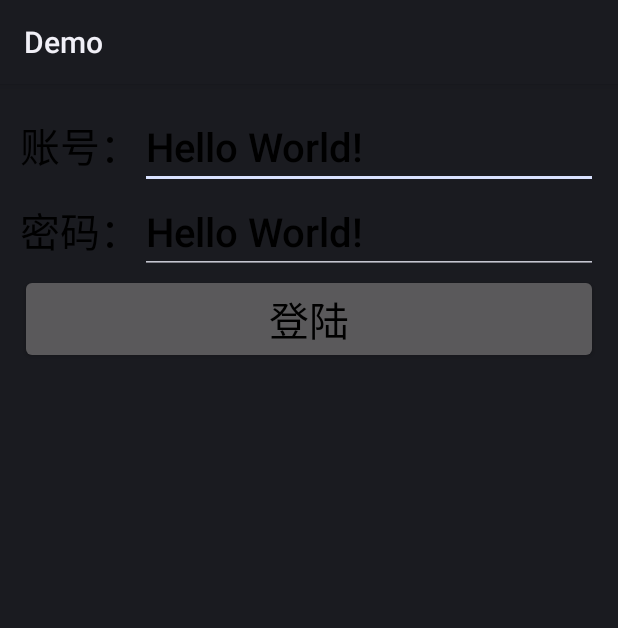
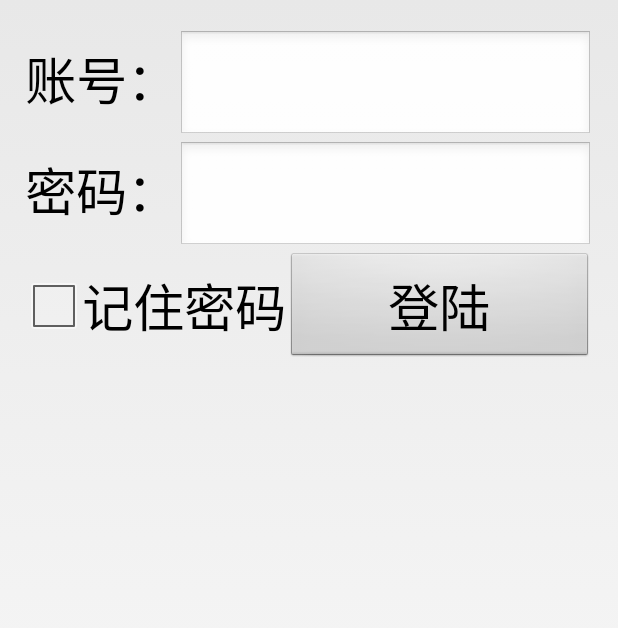
Before and after one commit to kinghuangsheng/AndroidProductDemo, an Android app: the screen it shows after launch (LoginActivity), on a phone screen of 412 x 824 dp. Shown: the top 628 px of the screen. Run offline under Robolectric (Android 15) with nearby library versions, the phone set to English and light mode, and no system bars; our stand-ins replace ButterKnife, Dagger/Hilt's generated code; libraries missing offline, so code that uses them is left out: org.greenrobot.greendao, retrofit2.adapter.rxjava; 3 statements that could not run were skipped.

Commit message:
开放适配代码

```diff
--- a/app/src/main/AndroidManifest.xml
+++ b/app/src/main/AndroidManifest.xml
@@ -8,6 +8,7 @@
         android:label="@string/app_name"
         android:supportsRtl="true"
         android:name="base.android.App"
+        android:theme="@android:style/Theme.Light.NoTitleBar"
         >
         <activity android:name="com.product.demo.activity.LoginActivity">
             <intent-filter>
--- a/app/src/main/java/base/android/BaseActivity.java
+++ b/app/src/main/java/base/android/BaseActivity.java
@@ -15,8 +15,8 @@ public abstract class BaseActivity extends FragmentActivity
     protected void onCreate(Bundle savedInstanceState) {
         super.onCreate(savedInstanceState);
         setContentView(getLayoutViewID());
-//        UIUtil.initScreenRate(this);
-//        UIUtil.activityScreenAdapter(this);
+        UIUtil.initScreenRate(this);
+        UIUtil.activityScreenAdapter(this);
         ButterKnife.bind(this);
         dagger2Inject(App.getInstance().getAppComponent().createActivityComponent(new ActivityModule()));
     }
--- a/app/src/main/java/com/product/demo/activity/LoginActivity.java
+++ b/app/src/main/java/com/product/demo/activity/LoginActivity.java
@@ -30,7 +30,8 @@ public class LoginActivity extends BaseActivity {
     @Override
     protected void onCreate(Bundle savedInstanceState) {
         super.onCreate(savedInstanceState);
-
+        accountET.setSelection(accountET.getText().length());
+        passwordET.setSelection(passwordET.getText().length());
     }
 
     @OnClick(R.id.btn_login)
--- a/app/src/main/res/layout/activity_login.xml
+++ b/app/src/main/res/layout/activity_login.xml
@@ -24,7 +24,7 @@
             android:textColor="@color/common_text_color"
             android:textSize="@dimen/common_text_size"
             android:id="@+id/et_account"
-            android:text="Hello World!" />
+            />
     </LinearLayout>
     <LinearLayout
         android:layout_width="match_parent"
@@ -41,9 +41,20 @@
             android:textColor="@color/common_text_color"
             android:textSize="@dimen/common_text_size"
             android:id="@+id/et_password"
-            android:text="Hello World!" />
+            />
     </LinearLayout>
 
+    <LinearLayout
+        android:layout_width="match_parent"
+        android:layout_height="wrap_content">
+        <CheckBox
+            android:layout_width="wrap_content"
+            android:layout_height="wrap_content"
+            android:textColor="@color/common_text_color"
+            android:textSize="@dimen/common_text_size"
+            android:text="@string/save_password"
+            android:id="@+id/cb_save_password"
+            />
         <Button
             android:layout_width="match_parent"
             android:layout_height="wrap_content"
@@ -52,6 +63,8 @@
             android:text="@string/login"
             android:id="@+id/btn_login"
             />
+    </LinearLayout>
+
 
 
 </LinearLayout>
--- a/app/src/main/res/values/strings.xml
+++ b/app/src/main/res/values/strings.xml
@@ -3,4 +3,5 @@
     <string name="account">账号：</string>
     <string name="password">密码：</string>
     <string name="login">登陆</string>
+    <string name="save_password">记住密码</string>
 </resources>
```
Lines whose indentation alone changed are shown as unchanged.
